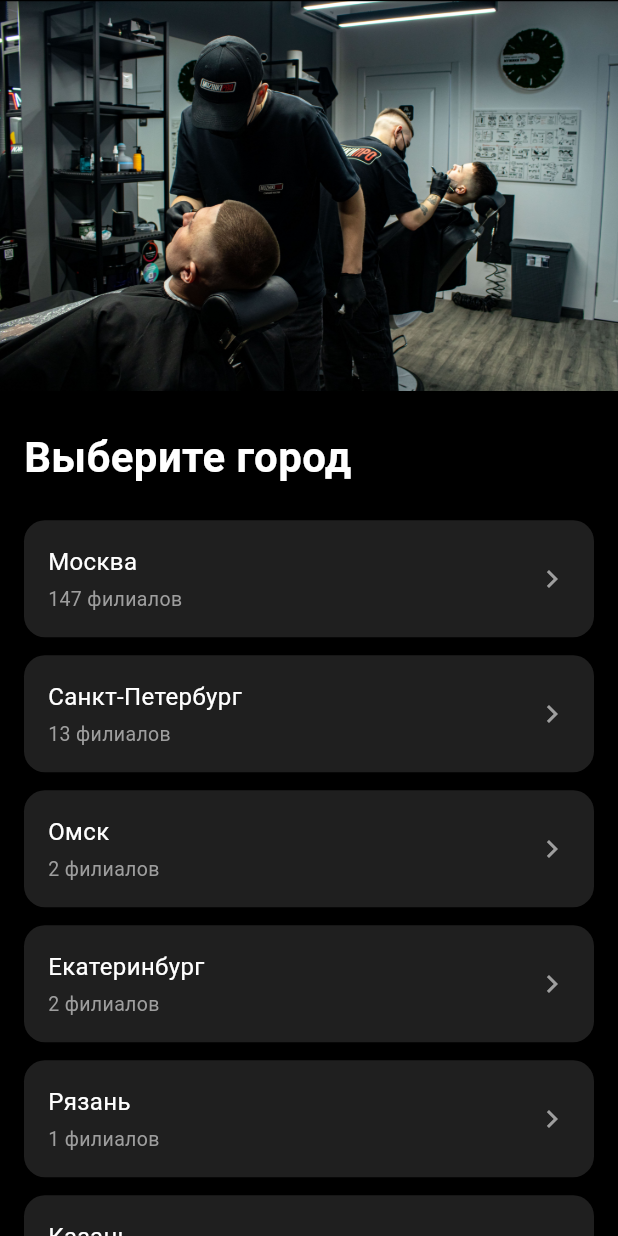
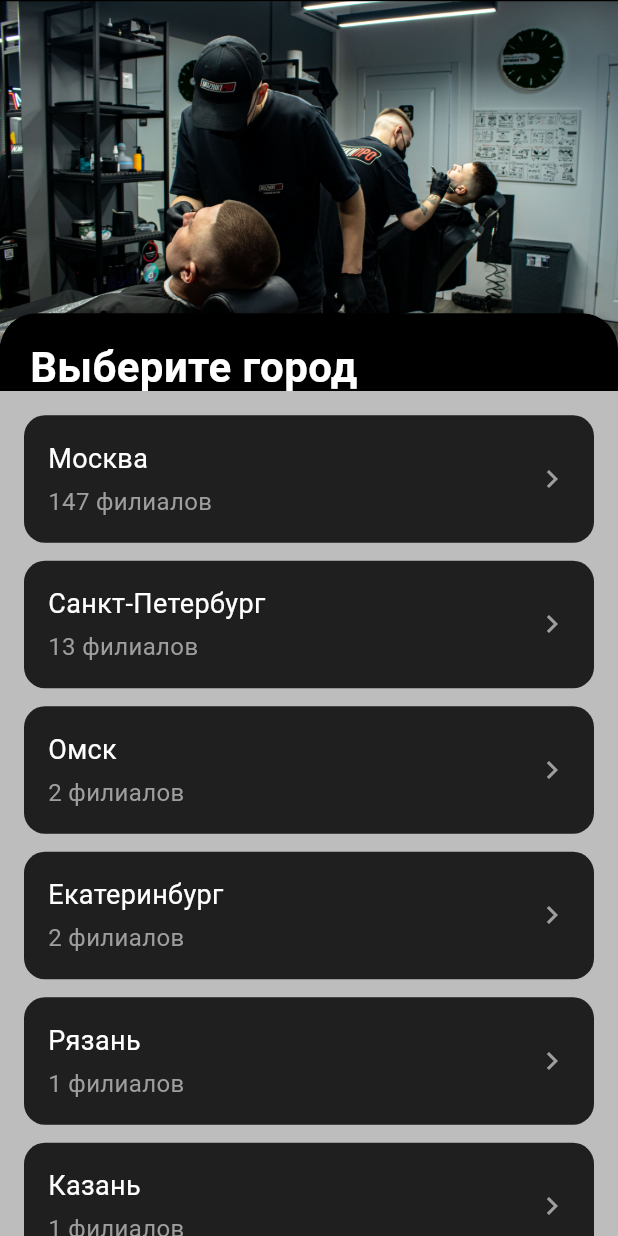
Before and after one commit to DenUP/muzhiki-Pro, a Flutter app: the screen it shows after launch, on a phone screen of 412 x 824 dp. Run offline on Flutter 3.47's test engine with Material 3 defaults, Android fonts, the phone set to English and light mode, and no system bars; our stand-ins replace flutter_bloc, get_it, shared_preferences.

Commit message:
modif: закругленные края на onboarding

```diff
--- a/lib/features/city_selection/presentation/pages/city_selection_page.dart
+++ b/lib/features/city_selection/presentation/pages/city_selection_page.dart
@@ -16,11 +16,15 @@ class CitySelectionPage extends StatelessWidget {
           backgroundColor: Colors.black,
           toolbarHeight: MediaQuery.of(context).size.height * 0.001,
         ),
-        backgroundColor: Colors.black,
+        backgroundColor: Colors.black26,
         body: SingleChildScrollView(
           child: Column(
             crossAxisAlignment: CrossAxisAlignment.start,
-            children: const [_HeaderImage(), _Title(), _CityList()],
+            children: const [
+              Stack(children: [_HeaderImage(), _Title()]),
+              SizedBox(height: 10),
+              _CityList(),
+            ],
           ),
         ),
       ),
@@ -46,14 +50,33 @@ class _Title extends StatelessWidget {
 
   @override
   Widget build(BuildContext context) {
-    return const Padding(
-      padding: EdgeInsets.fromLTRB(16, 24, 16, 16),
+    return Positioned(
+      left: 0,
+      right: 0,
+      bottom: -20,
+      child: Container(
+        padding: const EdgeInsets.symmetric(vertical: 16, horizontal: 20),
+        decoration: BoxDecoration(
+          color: Colors.black,
+          borderRadius: const BorderRadius.only(
+            topLeft: Radius.circular(24),
+            topRight: Radius.circular(24),
+          ),
+          boxShadow: [
+            BoxShadow(
+              color: Colors.black26,
+              blurRadius: 6,
+              offset: Offset(0, 2),
+            ),
+          ],
+        ),
         child: Text(
           'Выберите город',
           style: TextStyle(
             color: Colors.white,
             fontSize: 28,
             fontWeight: FontWeight.w600,
+          ),
         ),
       ),
     );
@@ -105,12 +128,12 @@ class _CityTile extends StatelessWidget {
                 children: [
                   Text(
                     city.name,
-                    style: const TextStyle(color: Colors.white, fontSize: 16),
+                    style: const TextStyle(color: Colors.white, fontSize: 18),
                   ),
                   const SizedBox(height: 4),
                   Text(
                     '${city.branches} филиалов',
-                    style: const TextStyle(color: Colors.grey, fontSize: 13),
+                    style: const TextStyle(color: Colors.grey, fontSize: 16),
                   ),
                 ],
               ),
```
Lines whose indentation alone changed are shown as unchanged.
